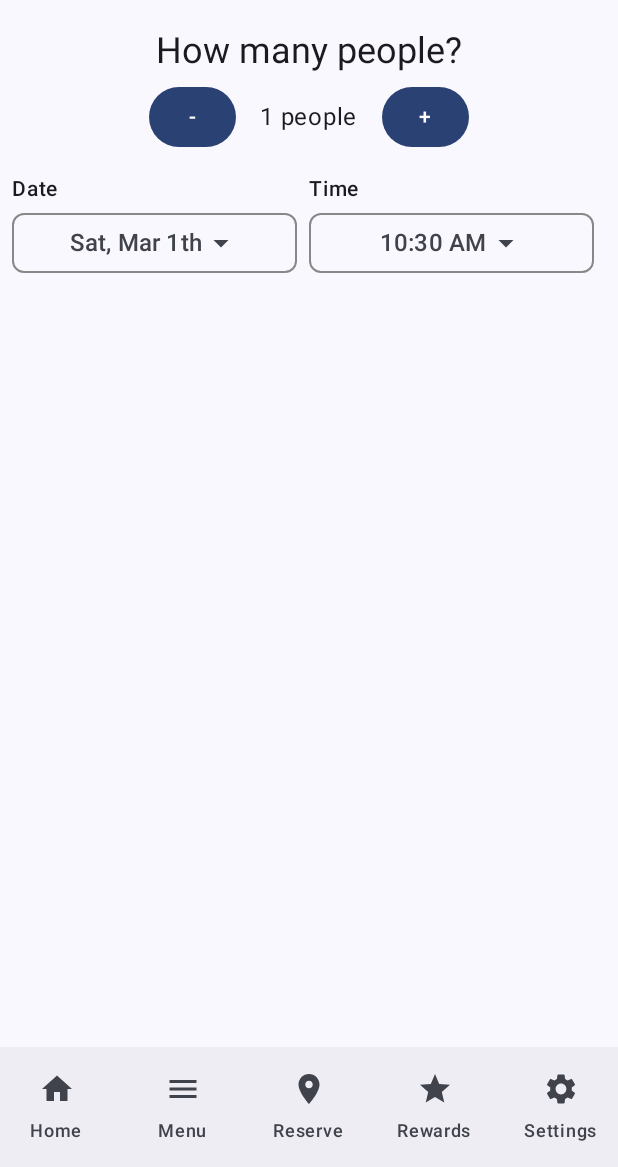
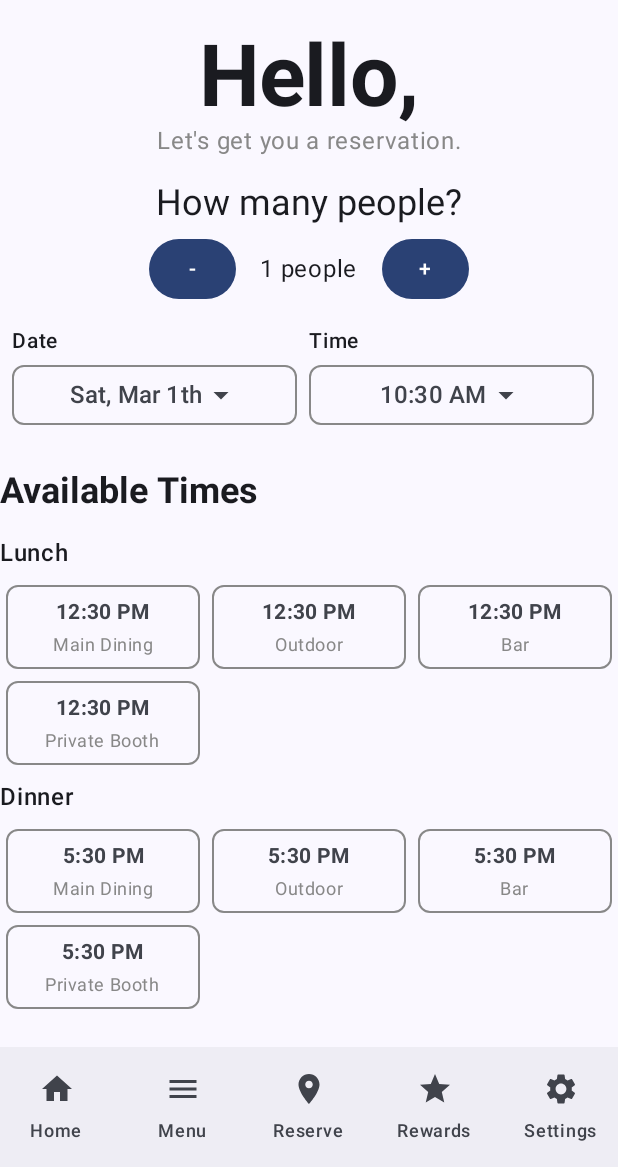
Before and after one commit to emi-a-dinh/mood_swing, an Android app built with Jetpack Compose: the ReservationScreen screen opened through its navigation route, on a phone screen of 412 x 824 dp, the part 69-1236 px from its top. Run offline under Robolectric (Android 15) with nearby library versions, the light colour scheme and no system bars.

Commit message:
ViewModels

```diff
--- a/app/src/main/java/com/zybooks/moodswing/ui/MoodSwingApp.kt
+++ b/app/src/main/java/com/zybooks/moodswing/ui/MoodSwingApp.kt
@@ -19,7 +19,6 @@ import androidx.navigation.compose.NavHost
 import androidx.navigation.compose.composable
 import androidx.navigation.compose.rememberNavController
 import kotlinx.serialization.Serializable
-
 
 sealed class Routes {
     @Serializable
--- a/app/src/main/java/com/zybooks/moodswing/ui/ReservationScreen.kt
+++ b/app/src/main/java/com/zybooks/moodswing/ui/ReservationScreen.kt
@@ -2,7 +2,6 @@ package com.zybooks.moodswing.ui
 
 import android.app.DatePickerDialog
 import android.app.TimePickerDialog
-import android.widget.Toast
 import androidx.compose.foundation.BorderStroke
 import androidx.compose.foundation.layout.Column
 import androidx.compose.foundation.layout.Row
@@ -11,12 +10,12 @@ import androidx.compose.foundation.layout.padding
 import androidx.compose.foundation.layout.width
 import androidx.compose.foundation.lazy.grid.GridCells
 import androidx.compose.foundation.lazy.grid.LazyVerticalGrid
+import androidx.compose.foundation.lazy.grid.items
 import androidx.compose.foundation.shape.RoundedCornerShape
 import androidx.compose.material.icons.Icons
 import androidx.compose.material.icons.filled.ArrowDropDown
 import androidx.compose.material3.AlertDialog
 import androidx.compose.material3.Button
-import androidx.compose.material3.ButtonDefaults
 import androidx.compose.material3.Icon
 import androidx.compose.material3.MaterialTheme
 import androidx.compose.material3.OutlinedButton
@@ -39,6 +38,19 @@ import java.util.Locale
 @Composable
 fun ReservationScreen(viewModel: ReservationViewModel) {
     Column(horizontalAlignment = Alignment.CenterHorizontally){
+
+        Text(
+            text = "Hello,",
+            style = MaterialTheme.typography.displayLarge,
+            fontWeight = FontWeight.Bold
+        )
+        Text(
+            text = "Let's get you a reservation.",
+            style = MaterialTheme.typography.bodyLarge,
+            color = Color.Gray,
+            modifier = Modifier.padding(bottom = 16.dp)
+        )
+
         Text("How many people?", style = MaterialTheme.typography.headlineSmall)
         GuestCounter(
             guestCount = viewModel.guestCount.value,
@@ -50,13 +62,12 @@ fun ReservationScreen(viewModel: ReservationViewModel) {
             modifier = Modifier.padding(8.dp)
         ) {
             item{
-
-            DatePickerComponent()}
+                DatePickerComponent()}
             item{
-            TimePickerComponent()}
-
-
-    }}
+                TimePickerComponent()}
+        }
+        AvailableTimesSection(viewModel)
+    }
 
 
 }
@@ -175,3 +186,51 @@ fun GuestCounter(guestCount: Int, onCountChanged: (Int) -> Unit) {
         }
     }
 }
+
+@Composable
+fun AvailableTimesSection(viewModel: ReservationViewModel) {
+    Column(modifier = Modifier.fillMaxWidth()) {
+        Text(
+            text = "Available Times",
+            style = MaterialTheme.typography.headlineSmall,
+            fontWeight = FontWeight.Bold,
+            modifier = Modifier.padding(vertical = 16.dp)
+        )
+
+        // Example: Lunch Period
+        Text(text = "Lunch", style = MaterialTheme.typography.bodyLarge, fontWeight = FontWeight.SemiBold)
+        LazyVerticalGrid(columns = GridCells.Fixed(3), modifier = Modifier.padding(vertical = 8.dp)) {
+            items(viewModel.availableSeatingOptions) { seating ->
+                TimeCard(timeLabel = "12:30 PM", seatingLocation = seating)
+            }
+        }
+
+        // Example: Dinner Period
+        Text(text = "Dinner", style = MaterialTheme.typography.bodyLarge, fontWeight = FontWeight.SemiBold)
+        LazyVerticalGrid(columns = GridCells.Fixed(3), modifier = Modifier.padding(vertical = 8.dp)) {
+            items(viewModel.availableSeatingOptions) { seating ->
+                TimeCard(timeLabel = "5:30 PM", seatingLocation = seating)
+            }
+        }
+    }
+}
+
+@Composable
+fun TimeCard(timeLabel: String, seatingLocation: String) {
+    OutlinedButton(
+        onClick = { /* Handle reservation selection */ },
+        shape = RoundedCornerShape(8.dp),
+        border = BorderStroke(1.dp, Color.Gray),
+        modifier = Modifier.padding(4.dp).fillMaxWidth()
+    ) {
+        Column(horizontalAlignment = Alignment.CenterHorizontally) {
+            Text(text = timeLabel, style = MaterialTheme.typography.bodyMedium, fontWeight = FontWeight.Bold)
+            Text(
+                text = seatingLocation,
+                style = MaterialTheme.typography.bodySmall,
+                color = Color.Gray,
+                modifier = Modifier.padding(top=4.dp)
+            )
+        }
+    }
+}
--- a/app/src/main/java/com/zybooks/moodswing/ui/ReservationViewModel.kt
+++ b/app/src/main/java/com/zybooks/moodswing/ui/ReservationViewModel.kt
@@ -1,5 +1,6 @@
 package com.zybooks.moodswing.ui
 
+import androidx.compose.runtime.MutableState
 import androidx.compose.runtime.mutableStateOf
 import androidx.lifecycle.ViewModel
 
@@ -13,5 +14,11 @@ class ReservationViewModel : ViewModel() {
     // Add sample availability
     val availableSeatingOptions = listOf("Main Dining", "Outdoor", "Bar", "Private Booth")
 
+    val selectedMealPeriod: MutableState<String> =
+        mutableStateOf("All Day")
 
+    val lunchTimes: List<String> =
+        listOf("11:30 AM", "12:00 PM", "12:30 PM", "1:00 PM")
+    val dinnerTimes: List<String> =
+        listOf("5:00 PM", "5:30 PM", "6:00 PM", "6:30 PM")
 }
```
Also changed, not shown: app/src/main/java/com/zybooks/moodswing/ui/MenuScreen.kt (+13 -28 lines).
